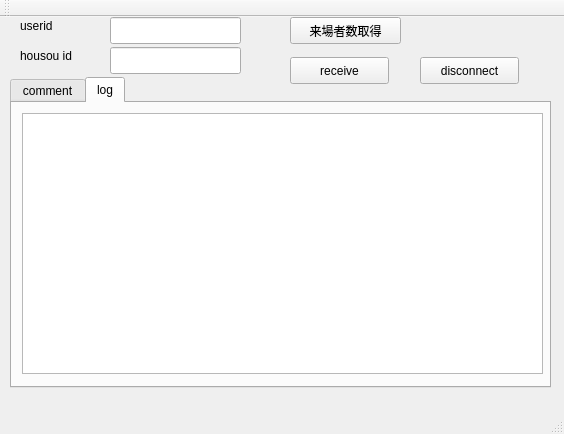
Old version of the form mainwindow.ui in the repository diginatu/Viqo.
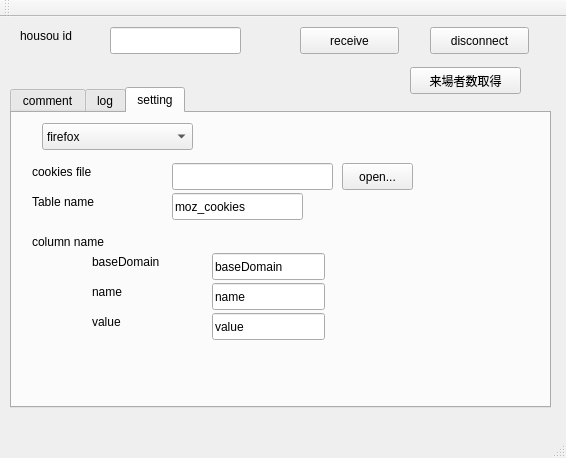
New version of the form.

Commit message: get user_session from cookies in sqlite file added ui, cookie setting

```diff
--- a/mainwindow.ui
+++ b/mainwindow.ui
@@ -6,8 +6,8 @@
    <rect>
     <x>0</x>
     <y>0</y>
-    <width>564</width>
-    <height>434</height>
+    <width>566</width>
+    <height>458</height>
    </rect>
   </property>
   <property name="windowTitle">
@@ -17,8 +17,8 @@
    <widget class="QPushButton" name="receive">
     <property name="geometry">
      <rect>
-      <x>290</x>
-      <y>40</y>
+      <x>300</x>
+      <y>10</y>
       <width>99</width>
       <height>27</height>
      </rect>
@@ -27,24 +27,11 @@
      <string>receive</string>
     </property>
    </widget>
-   <widget class="QLineEdit" name="lineEdit">
-    <property name="geometry">
-     <rect>
-      <x>110</x>
-      <y>0</y>
-      <width>131</width>
-      <height>27</height>
-     </rect>
-    </property>
-    <property name="inputMethodHints">
-     <set>Qt::ImhNone</set>
-    </property>
-   </widget>
    <widget class="QLineEdit" name="lineEdit_2">
     <property name="geometry">
      <rect>
       <x>110</x>
-      <y>30</y>
+      <y>10</y>
       <width>131</width>
       <height>27</height>
      </rect>
@@ -54,20 +41,7 @@
     <property name="geometry">
      <rect>
       <x>20</x>
-      <y>0</y>
-      <width>67</width>
-      <height>17</height>
-     </rect>
-    </property>
-    <property name="text">
-     <string>userid</string>
-    </property>
-   </widget>
-   <widget class="QLabel" name="label_2">
-    <property name="geometry">
-     <rect>
-      <x>20</x>
-      <y>30</y>
+      <y>10</y>
       <width>67</width>
       <height>17</height>
      </rect>
@@ -80,9 +54,9 @@
     <property name="geometry">
      <rect>
       <x>10</x>
-      <y>60</y>
+      <y>70</y>
       <width>541</width>
-      <height>311</height>
+      <height>321</height>
      </rect>
     </property>
     <property name="sizePolicy">
@@ -98,7 +72,7 @@
      </size>
     </property>
     <property name="currentIndex">
-     <number>1</number>
+     <number>2</number>
     </property>
     <widget class="QWidget" name="comment_tab">
      <attribute name="title">
@@ -159,12 +133,205 @@
       </property>
      </widget>
     </widget>
+    <widget class="QWidget" name="cookiesetting_tab">
+     <attribute name="title">
+      <string>setting</string>
+     </attribute>
+     <widget class="QComboBox" name="browserCombo">
+      <property name="geometry">
+       <rect>
+        <x>30</x>
+        <y>10</y>
+        <width>151</width>
+        <height>27</height>
+       </rect>
+      </property>
+      <item>
+       <property name="text">
+        <string>firefox</string>
+       </property>
+      </item>
+      <item>
+       <property name="text">
+        <string>chrome</string>
+       </property>
+      </item>
+     </widget>
+     <widget class="QLineEdit" name="cookiesetting_filename">
+      <property name="geometry">
+       <rect>
+        <x>160</x>
+        <y>50</y>
+        <width>161</width>
+        <height>27</height>
+       </rect>
+      </property>
+     </widget>
+     <widget class="QLabel" name="cookiesetting_file_label">
+      <property name="geometry">
+       <rect>
+        <x>20</x>
+        <y>50</y>
+        <width>91</width>
+        <height>17</height>
+       </rect>
+      </property>
+      <property name="text">
+       <string>cookies file</string>
+      </property>
+     </widget>
+     <widget class="QLabel" name="cookiesetting_table_label">
+      <property name="geometry">
+       <rect>
+        <x>20</x>
+        <y>80</y>
+        <width>101</width>
+        <height>17</height>
+       </rect>
+      </property>
+      <property name="text">
+       <string>Table name</string>
+      </property>
+     </widget>
+     <widget class="QLineEdit" name="cookiesetting_tablename">
+      <property name="geometry">
+       <rect>
+        <x>160</x>
+        <y>80</y>
+        <width>131</width>
+        <height>27</height>
+       </rect>
+      </property>
+      <property name="text">
+       <string>moz_cookies</string>
+      </property>
+     </widget>
+     <widget class="QLabel" name="cookiesetting_column_label">
+      <property name="geometry">
+       <rect>
+        <x>20</x>
+        <y>120</y>
+        <width>101</width>
+        <height>17</height>
+       </rect>
+      </property>
+      <property name="text">
+       <string>column name</string>
+      </property>
+     </widget>
+     <widget class="QLabel" name="cookiesetting_column_basedomain_label">
+      <property name="geometry">
+       <rect>
+        <x>80</x>
+        <y>140</y>
+        <width>91</width>
+        <height>17</height>
+       </rect>
+      </property>
+      <property name="text">
+       <string>baseDomain</string>
+      </property>
+     </widget>
+     <widget class="QLabel" name="cookiesetting_column_name_label">
+      <property name="geometry">
+       <rect>
+        <x>80</x>
+        <y>170</y>
+        <width>67</width>
+        <height>17</height>
+       </rect>
+      </property>
+      <property name="text">
+       <string>name</string>
+      </property>
+     </widget>
+     <widget class="QLabel" name="cookiesetting_column_value_label">
+      <property name="geometry">
+       <rect>
+        <x>80</x>
+        <y>200</y>
+        <width>67</width>
+        <height>17</height>
+       </rect>
+      </property>
+      <property name="text">
+       <string>value</string>
+      </property>
+     </widget>
+     <widget class="QLineEdit" name="cookiesetting_column_basedomain">
+      <property name="geometry">
+       <rect>
+        <x>200</x>
+        <y>140</y>
+        <width>113</width>
+        <height>27</height>
+       </rect>
+      </property>
+      <property name="text">
+       <string>baseDomain</string>
+      </property>
+     </widget>
+     <widget class="QLineEdit" name="cookiesetting_column_name">
+      <property name="geometry">
+       <rect>
+        <x>200</x>
+        <y>170</y>
+        <width>113</width>
+        <height>27</height>
+       </rect>
+      </property>
+      <property name="text">
+       <string>name</string>
+      </property>
+     </widget>
+     <widget class="QLineEdit" name="cookiesetting_column_value">
+      <property name="geometry">
+       <rect>
+        <x>200</x>
+        <y>200</y>
+        <width>113</width>
+        <height>27</height>
+       </rect>
+      </property>
+      <property name="text">
+       <string>value</string>
+      </property>
+     </widget>
+     <widget class="QPushButton" name="cookiesetting_file_open_button">
+      <property name="geometry">
+       <rect>
+        <x>330</x>
+        <y>50</y>
+        <width>71</width>
+        <height>27</height>
+       </rect>
+      </property>
+      <property name="text">
+       <string>open...</string>
+      </property>
+     </widget>
+     <zorder>browserCombo</zorder>
+     <zorder>cookiesetting_filename</zorder>
+     <zorder>cookiesetting_file_open_button</zorder>
+     <zorder>cookiesetting_file_label</zorder>
+     <zorder>cookiesetting_file_open_button</zorder>
+     <zorder>horizontalSpacer</zorder>
+     <zorder>cookiesetting_table_label</zorder>
+     <zorder>cookiesetting_tablename</zorder>
+     <zorder>cookiesetting_column_label</zorder>
+     <zorder>cookiesetting_column_basedomain_label</zorder>
+     <zorder>cookiesetting_column_name_label</zorder>
+     <zorder>cookiesetting_column_value_label</zorder>
+     <zorder>cookiesetting_column_basedomain</zorder>
+     <zorder>cookiesetting_column_name</zorder>
+     <zorder>cookiesetting_column_value</zorder>
+    </widget>
    </widget>
    <widget class="QPushButton" name="pushButton_2">
     <property name="geometry">
      <rect>
-      <x>290</x>
-      <y>0</y>
+      <x>410</x>
+      <y>50</y>
       <width>111</width>
       <height>27</height>
      </rect>
@@ -176,8 +343,8 @@
    <widget class="QPushButton" name="disconnect">
     <property name="geometry">
      <rect>
-      <x>420</x>
-      <y>40</y>
+      <x>430</x>
+      <y>10</y>
       <width>99</width>
       <height>27</height>
      </rect>
```
Left out of the diff: 10 changed lines with no effect on the pictures. The commit also changes 5 other files.
